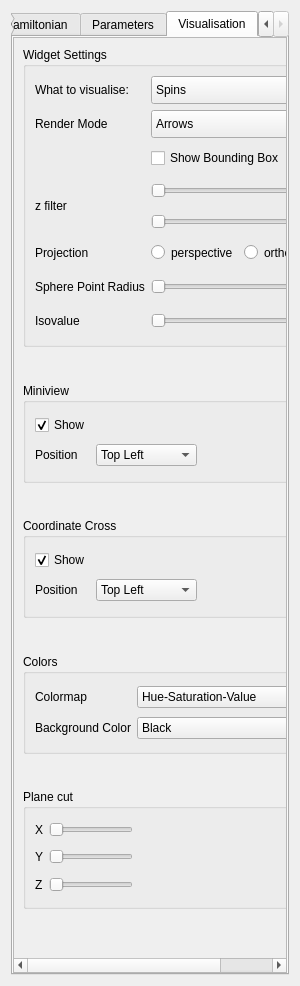
Qt form ui-qt/ui/SettingsWidget.ui (spirit-code/spirit) before a commit.
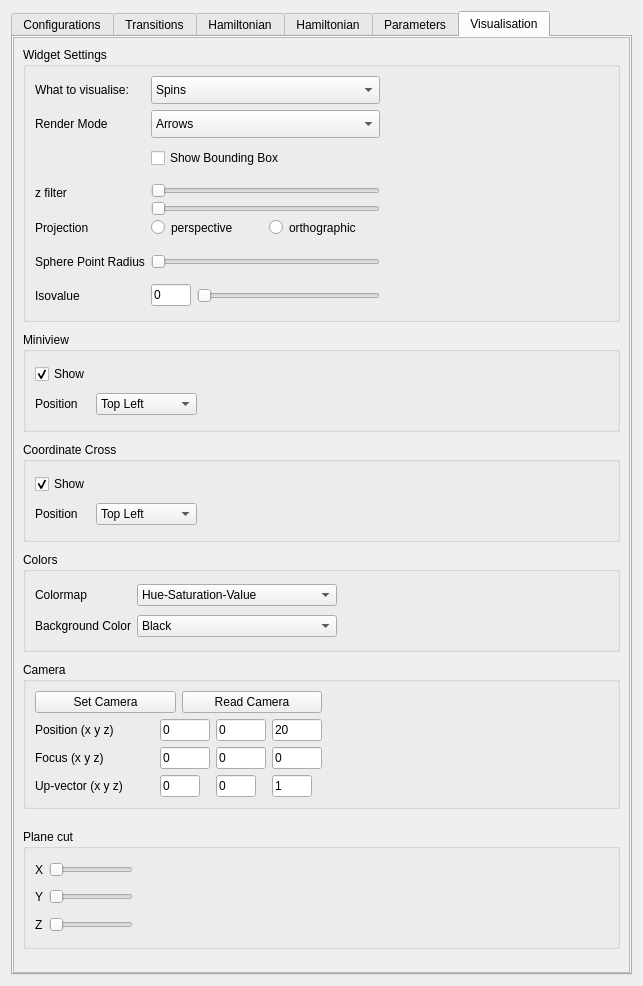
The same form after that commit. The open tabs and pages were chosen to show the change.

Commit message: Visualisation improvements. Added HSV colormap without z-component. Added Camera position/focus/upvector getters and setters in GLSpins, SettingsWidget, SpinWidget. Separated visualisation setter into multiple functions.

What changed in the file:
```diff
--- a/ui-qt/ui/SettingsWidget.ui
+++ b/ui-qt/ui/SettingsWidget.ui
@@ -6,7 +6,7 @@
    <rect>
     <x>0</x>
     <y>0</y>
-    <width>300</width>
+    <width>643</width>
     <height>986</height>
    </rect>
   </property>
@@ -3088,8 +3088,8 @@
            <rect>
             <x>0</x>
             <y>0</y>
-            <width>419</width>
-            <height>937</height>
+            <width>617</width>
+            <height>940</height>
            </rect>
           </property>
           <layout class="QVBoxLayout" name="verticalLayout_4">
@@ -3314,19 +3314,6 @@
                 </property>
                </widget>
               </item>
-              <item row="6" column="5">
-               <widget class="QSlider" name="horizontalSlider_isovalue">
-                <property name="minimumSize">
-                 <size>
-                  <width>0</width>
-                  <height>25</height>
-                 </size>
-                </property>
-                <property name="orientation">
-                 <enum>Qt::Horizontal</enum>
-                </property>
-               </widget>
-              </item>
               <item row="6" column="0">
                <widget class="QLabel" name="label_48">
                 <property name="minimumSize">
@@ -3353,6 +3340,42 @@
                 </property>
                </widget>
               </item>
+              <item row="6" column="5">
+               <layout class="QGridLayout" name="gridLayout_59">
+                <item row="0" column="1">
+                 <widget class="QSlider" name="horizontalSlider_isovalue">
+                  <property name="minimumSize">
+                   <size>
+                    <width>0</width>
+                    <height>25</height>
+                   </size>
+                  </property>
+                  <property name="orientation">
+                   <enum>Qt::Horizontal</enum>
+                  </property>
+                 </widget>
+                </item>
+                <item row="0" column="0">
+                 <widget class="QLineEdit" name="lineEdit_isovalue">
+                  <property name="minimumSize">
+                   <size>
+                    <width>30</width>
+                    <height>0</height>
+                   </size>
+                  </property>
+                  <property name="maximumSize">
+                   <size>
+                    <width>40</width>
+                    <height>16777215</height>
+                   </size>
+                  </property>
+                  <property name="text">
+                   <string>0</string>
+                  </property>
+                 </widget>
+                </item>
+               </layout>
+              </item>
              </layout>
             </widget>
            </item>
@@ -3643,6 +3666,201 @@
              </property>
             </spacer>
            </item>
+           <item>
+            <widget class="QGroupBox" name="groupBox_12">
+             <property name="title">
+              <string>Camera</string>
+             </property>
+             <layout class="QGridLayout" name="gridLayout_60">
+              <item row="0" column="0">
+               <layout class="QGridLayout" name="gridLayout_62">
+                <item row="0" column="0">
+                 <widget class="QPushButton" name="pushButton_set_camera">
+                  <property name="text">
+                   <string>Set Camera</string>
+                  </property>
+                 </widget>
+                </item>
+                <item row="0" column="1">
+                 <widget class="QPushButton" name="pushButton_read_camera">
+                  <property name="text">
+                   <string>Read Camera</string>
+                  </property>
+                 </widget>
+                </item>
+               </layout>
+              </item>
+              <item row="1" column="4">
+               <spacer name="horizontalSpacer_19">
+                <property name="orientation">
+                 <enum>Qt::Horizontal</enum>
+                </property>
+                <property name="sizeHint" stdset="0">
+                 <size>
+                  <width>40</width>
+                  <height>20</height>
+                 </size>
+                </property>
+               </spacer>
+              </item>
+              <item row="1" column="0">
+               <layout class="QGridLayout" name="gridLayout_63">
+                <item row="1" column="0">
+                 <widget class="QLabel" name="label_52">
+                  <property name="text">
+                   <string>Focus (x y z)</string>
+                  </property>
+                 </widget>
+                </item>
+                <item row="0" column="0">
+                 <widget class="QLabel" name="label_51">
+                  <property name="text">
+                   <string>Position (x y z)</string>
+                  </property>
+                 </widget>
+                </item>
+                <item row="1" column="3">
+                 <widget class="QLineEdit" name="lineEdit_camera_focus_z">
+                  <property name="maximumSize">
+                   <size>
+                    <width>50</width>
+                    <height>16777215</height>
+                   </size>
+                  </property>
+                  <property name="text">
+                   <string>0</string>
+                  </property>
+                 </widget>
+                </item>
+                <item row="0" column="1">
+                 <widget class="QLineEdit" name="lineEdit_camera_pos_x">
+                  <property name="maximumSize">
+                   <size>
+                    <width>50</width>
+                    <height>16777215</height>
+                   </size>
+                  </property>
+                  <property name="text">
+                   <string>0</string>
+                  </property>
+                 </widget>
+                </item>
+                <item row="0" column="2">
+                 <widget class="QLineEdit" name="lineEdit_camera_pos_y">
+                  <property name="maximumSize">
+                   <size>
+                    <width>50</width>
+                    <height>16777215</height>
+                   </size>
+                  </property>
+                  <property name="text">
+                   <string>0</string>
+                  </property>
+                 </widget>
+                </item>
+                <item row="0" column="3">
+                 <widget class="QLineEdit" name="lineEdit_camera_pos_z">
+                  <property name="maximumSize">
+                   <size>
+                    <width>50</width>
+                    <height>16777215</height>
+                   </size>
+                  </property>
+                  <property name="text">
+                   <string>20</string>
+                  </property>
+                 </widget>
+                </item>
+                <item row="1" column="2">
+                 <widget class="QLineEdit" name="lineEdit_camera_focus_y">
+                  <property name="maximumSize">
+                   <size>
+                    <width>50</width>
+                    <height>16777215</height>
+                   </size>
+                  </property>
+                  <property name="text">
+                   <string>0</string>
+                  </property>
+                 </widget>
+                </item>
+                <item row="1" column="1">
+                 <widget class="QLineEdit" name="lineEdit_camera_focus_x">
+                  <property name="maximumSize">
+                   <size>
+                    <width>50</width>
+                    <height>16777215</height>
+                   </size>
+                  </property>
+                  <property name="text">
+                   <string>0</string>
+                  </property>
+                 </widget>
+                </item>
+                <item row="2" column="0">
+                 <widget class="QLabel" name="label_53">
+                  <property name="text">
+                   <string>Up-vector (x y z)</string>
+                  </property>
+                 </widget>
+                </item>
+                <item row="2" column="1">
+                 <widget class="QLineEdit" name="lineEdit_camera_upvector_x">
+                  <property name="maximumSize">
+                   <size>
+                    <width>40</width>
+                    <height>16777215</height>
+                   </size>
+                  </property>
+                  <property name="text">
+                   <string>0</string>
+                  </property>
+                 </widget>
+                </item>
+                <item row="2" column="2">
+                 <widget class="QLineEdit" name="lineEdit_camera_upvector_y">
+                  <property name="maximumSize">
+                   <size>
+                    <width>40</width>
+                    <height>16777215</height>
+                   </size>
+                  </property>
+                  <property name="text">
+                   <string>0</string>
+                  </property>
+                 </widget>
+                </item>
+                <item row="2" column="3">
+                 <widget class="QLineEdit" name="lineEdit_camera_upvector_z">
+                  <property name="maximumSize">
+                   <size>
+                    <width>40</width>
+                    <height>16777215</height>
+                   </size>
+                  </property>
+                  <property name="text">
+                   <string>1</string>
+                  </property>
+                 </widget>
+                </item>
+               </layout>
+              </item>
+             </layout>
+            </widget>
+           </item>
+           <item>
+            <spacer name="verticalSpacer_16">
+             <property name="orientation">
+              <enum>Qt::Vertical</enum>
+             </property>
+             <property name="sizeHint" stdset="0">
+              <size>
+               <width>20</width>
+               <height>40</height>
+              </size>
+             </property>
+            </spacer>
+           </item>
            <item>
             <widget class="QGroupBox" name="groupBox">
              <property name="minimumSize">
```
Left out of the diff: 49 changed lines with no effect on the pictures. The commit also changes 9 other files.
